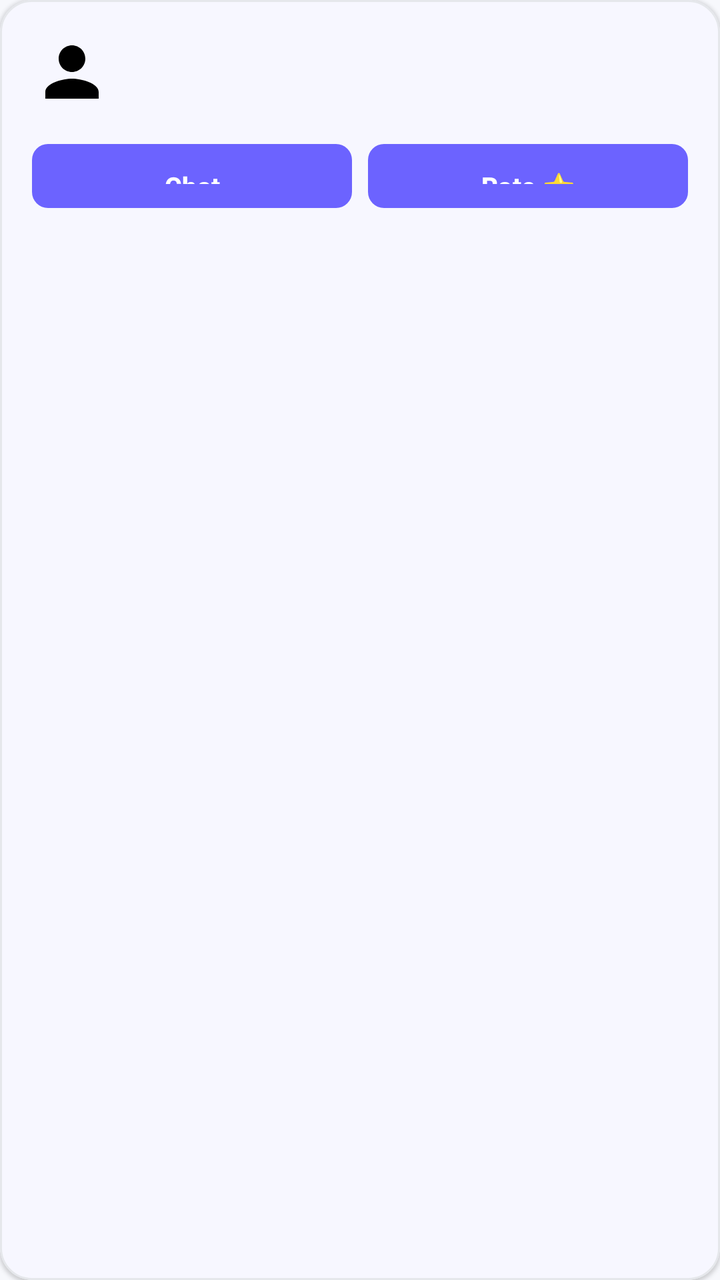
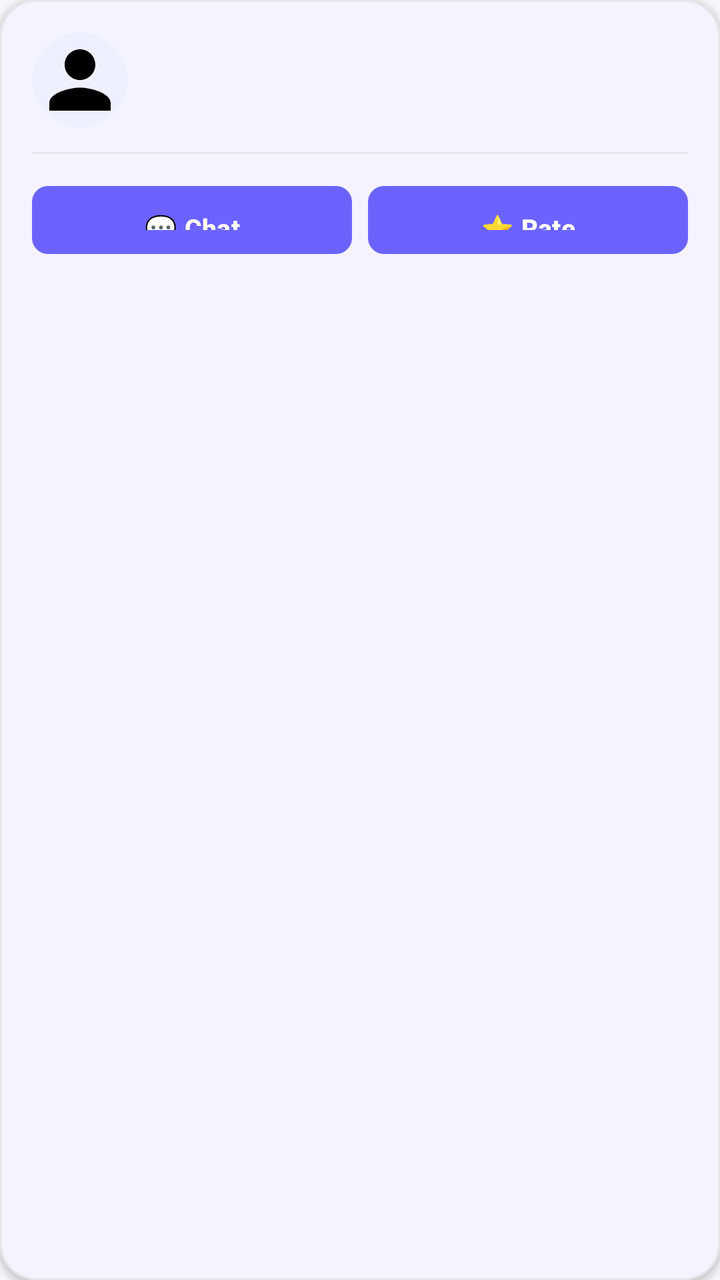

Compare the two renders of this Android layout. The source of the first and the diff that turns it into the second are given below.
<!-- AndroidManifest.xml: application theme Theme.SkillBarter -->
<!-- res/layout/item_exchange.xml -->
<?xml version="1.0" encoding="utf-8"?>
<com.google.android.material.card.MaterialCardView xmlns:android="http://schemas.android.com/apk/res/android"
    xmlns:app="http://schemas.android.com/apk/res-auto"
    android:layout_width="match_parent"
    android:layout_height="wrap_content"
    android:layout_marginBottom="12dp"
    android:clickable="true"
    android:focusable="true"
    app:cardBackgroundColor="@color/surface_white"
    app:cardCornerRadius="16dp"
    app:cardElevation="1dp"
    app:strokeColor="@color/divider_color"
    app:strokeWidth="1dp">

    <LinearLayout
        android:layout_width="match_parent"
        android:layout_height="wrap_content"
        android:orientation="vertical"
        android:padding="16dp">

        
        <LinearLayout
            android:layout_width="match_parent"
            android:layout_height="wrap_content"
            android:gravity="center_vertical"
            android:orientation="horizontal">

            <ImageView
                android:layout_width="40dp"
                android:layout_height="40dp"
                android:src="@drawable/ic_profile" />

            <LinearLayout
                android:layout_width="0dp"
                android:layout_height="wrap_content"
                android:layout_marginStart="12dp"
                android:layout_weight="1"
                android:orientation="vertical">

                <TextView
                    android:id="@+id/tvPartnerName"
                    android:layout_width="wrap_content"
                    android:layout_height="wrap_content"
                    android:textColor="@color/text_primary"
                    android:textSize="15sp"
                    android:textStyle="bold" />

                <TextView
                    android:id="@+id/tvSkills"
                    android:layout_width="wrap_content"
                    android:layout_height="wrap_content"
                    android:layout_marginTop="2dp"
                    android:textColor="@color/primary"
                    android:textSize="13sp" />

            </LinearLayout>

            
            <TextView
                android:id="@+id/tvStatus"
                android:layout_width="wrap_content"
                android:layout_height="wrap_content"
                android:paddingHorizontal="10dp"
                android:paddingVertical="4dp"
                android:textSize="11sp"
                android:textStyle="bold" />

        </LinearLayout>

        
        <TextView
            android:id="@+id/tvSessionDate"
            android:layout_width="match_parent"
            android:layout_height="wrap_content"
            android:layout_marginTop="10dp"
            android:textColor="@color/text_muted"
            android:textSize="12sp"
            android:visibility="gone" />

        
        <LinearLayout
            android:layout_width="match_parent"
            android:layout_height="wrap_content"
            android:layout_marginTop="12dp"
            android:orientation="horizontal">

            <Button
                android:id="@+id/btnChat"
                style="@style/Widget.SkillBarter.Button"
                android:layout_width="0dp"
                android:layout_height="40dp"
                android:layout_marginEnd="8dp"
                android:layout_weight="1"
                android:text="Chat"
                android:textSize="13sp" />

            <Button
                android:id="@+id/btnRate"
                style="@style/Widget.SkillBarter.Button"
                android:layout_width="0dp"
                android:layout_height="40dp"
                android:layout_weight="1"
                android:text="Rate ⭐"
                android:textSize="13sp" />

        </LinearLayout>

    </LinearLayout>

</com.google.android.material.card.MaterialCardView>
<!-- resources referenced by this layout -->
<resources>
  <color name="divider_color">#E5E7EB</color>
  <color name="primary">#6C63FF</color>
  <color name="surface_white">#FFFFFF</color>
  <color name="text_muted">#9CA3AF</color>
  <color name="text_primary">#1A1A2E</color>
  <!-- drawable ic_profile (drawable) -->
  <vector xmlns:android="http://schemas.android.com/apk/res/android"
      android:width="24dp"
      android:height="24dp"
      android:viewportWidth="24"
      android:viewportHeight="24">
    <path
        android:fillColor="#FF000000"
        android:pathData="M12,12c2.21,0 4,-1.79 4,-4s-1.79,-4 -4,-4 -4,1.79 -4,4 1.79,4 4,4zM12,14c-2.67,0 -8,1.34 -8,4v2h16v-2c0,-2.66 -5.33,-4 -8,-4z"/>
  </vector>
  <style name="Widget.SkillBarter.Button" parent="Widget.Material3.Button">
          <item name="backgroundTint">@color/primary</item>
          <item name="android:textColor">@color/white</item>
          <item name="cornerRadius">8dp</item>
          <item name="android:paddingTop">12dp</item>
          <item name="android:paddingBottom">12dp</item>
          <item name="android:textStyle">bold</item>
          <item name="android:textSize">14sp</item>
      </style>
  <style name="Theme.SkillBarter" parent="Base.Theme.SkillBarter" />
  <color name="white">#FFFFFF</color>
  <style name="Base.Theme.SkillBarter" parent="Theme.Material3.DayNight.NoActionBar">
          <item name="colorPrimary">@color/primary</item>
          <item name="colorOnPrimary">@color/white</item>
          <item name="colorPrimaryContainer">@color/primary_light</item>
          <item name="colorOnPrimaryContainer">@color/primary</item>
          <item name="android:colorBackground">@color/bg_light</item>
          <item name="colorSurface">@color/surface_white</item>
          <item name="colorOnSurface">@color/text_primary</item>
          <item name="colorOnSurfaceVariant">@color/text_secondary</item>
          <item name="android:statusBarColor">@color/surface_white</item>
          <item name="android:windowLightStatusBar">true</item>
      </style>
  <color name="primary_light">#EEF0FF</color>
  <color name="bg_light">#F7F8FC</color>
  <color name="text_secondary">#6B7280</color>
</resources>

<!-- the commit's change to res/layout/item_exchange.xml (unified diff, before → after) -->
@@ -1,5 +1,6 @@
 <?xml version="1.0" encoding="utf-8"?>
-<com.google.android.material.card.MaterialCardView xmlns:android="http://schemas.android.com/apk/res/android"
+<com.google.android.material.card.MaterialCardView
+    xmlns:android="http://schemas.android.com/apk/res/android"
     xmlns:app="http://schemas.android.com/apk/res-auto"
     android:layout_width="match_parent"
     android:layout_height="wrap_content"
@@ -7,8 +8,8 @@
     android:clickable="true"
     android:focusable="true"
     app:cardBackgroundColor="@color/surface_white"
-    app:cardCornerRadius="16dp"
-    app:cardElevation="1dp"
+    app:cardCornerRadius="18dp"
+    app:cardElevation="2dp"
     app:strokeColor="@color/divider_color"
     app:strokeWidth="1dp">
 
@@ -25,10 +26,15 @@
             android:gravity="center_vertical"
             android:orientation="horizontal">
 
+            
             <ImageView
-                android:layout_width="40dp"
-                android:layout_height="40dp"
-                android:src="@drawable/ic_profile" />
+                android:id="@+id/ivPartnerAvatar"
+                android:layout_width="48dp"
+                android:layout_height="48dp"
+                android:background="@drawable/bg_step_number"
+                android:padding="1dp"
+                android:src="@drawable/ic_profile"
+                android:scaleType="centerCrop" />
 
             <LinearLayout
                 android:layout_width="0dp"
@@ -47,11 +53,11 @@
 
                 <TextView
                     android:id="@+id/tvSkills"
-                    android:layout_width="wrap_content"
+                    android:layout_width="match_parent"
                     android:layout_height="wrap_content"
-                    android:layout_marginTop="2dp"
+                    android:layout_marginTop="3dp"
                     android:textColor="@color/primary"
-                    android:textSize="13sp" />
+                    android:textSize="12sp" />
 
             </LinearLayout>
 
@@ -61,7 +67,7 @@
                 android:layout_width="wrap_content"
                 android:layout_height="wrap_content"
                 android:paddingHorizontal="10dp"
-                android:paddingVertical="4dp"
+                android:paddingVertical="5dp"
                 android:textSize="11sp"
                 android:textStyle="bold" />
 
@@ -73,9 +79,17 @@
             android:layout_width="match_parent"
             android:layout_height="wrap_content"
             android:layout_marginTop="10dp"
+            android:drawablePadding="6dp"
             android:textColor="@color/text_muted"
             android:textSize="12sp"
             android:visibility="gone" />
+
+        
+        <View
+            android:layout_width="match_parent"
+            android:layout_height="1dp"
+            android:layout_marginTop="12dp"
+            android:background="@color/divider_color" />
 
         
         <LinearLayout
@@ -88,19 +102,19 @@
                 android:id="@+id/btnChat"
                 style="@style/Widget.SkillBarter.Button"
                 android:layout_width="0dp"
-                android:layout_height="40dp"
+                android:layout_height="42dp"
                 android:layout_marginEnd="8dp"
                 android:layout_weight="1"
-                android:text="Chat"
+                android:text="💬 Chat"
                 android:textSize="13sp" />
 
             <Button
                 android:id="@+id/btnRate"
                 style="@style/Widget.SkillBarter.Button"
                 android:layout_width="0dp"
-                android:layout_height="40dp"
+                android:layout_height="42dp"
                 android:layout_weight="1"
-                android:text="Rate ⭐"
+                android:text="⭐ Rate"
                 android:textSize="13sp" />
 
         </LinearLayout>
<!-- resource entries referenced after the edit -->
@@ -5,6 +5,12 @@
   <color name="surface_white">#FFFFFF</color>
   <color name="text_muted">#9CA3AF</color>
   <color name="text_primary">#1A1A2E</color>
+  <!-- drawable bg_step_number (drawable) -->
+  <?xml version="1.0" encoding="utf-8"?>
+  <shape xmlns:android="http://schemas.android.com/apk/res/android"
+      android:shape="oval">
+      <solid android:color="#EEF0FF" />
+  </shape>
   <!-- drawable ic_profile (drawable) -->
   <vector xmlns:android="http://schemas.android.com/apk/res/android"
       android:width="24dp"
